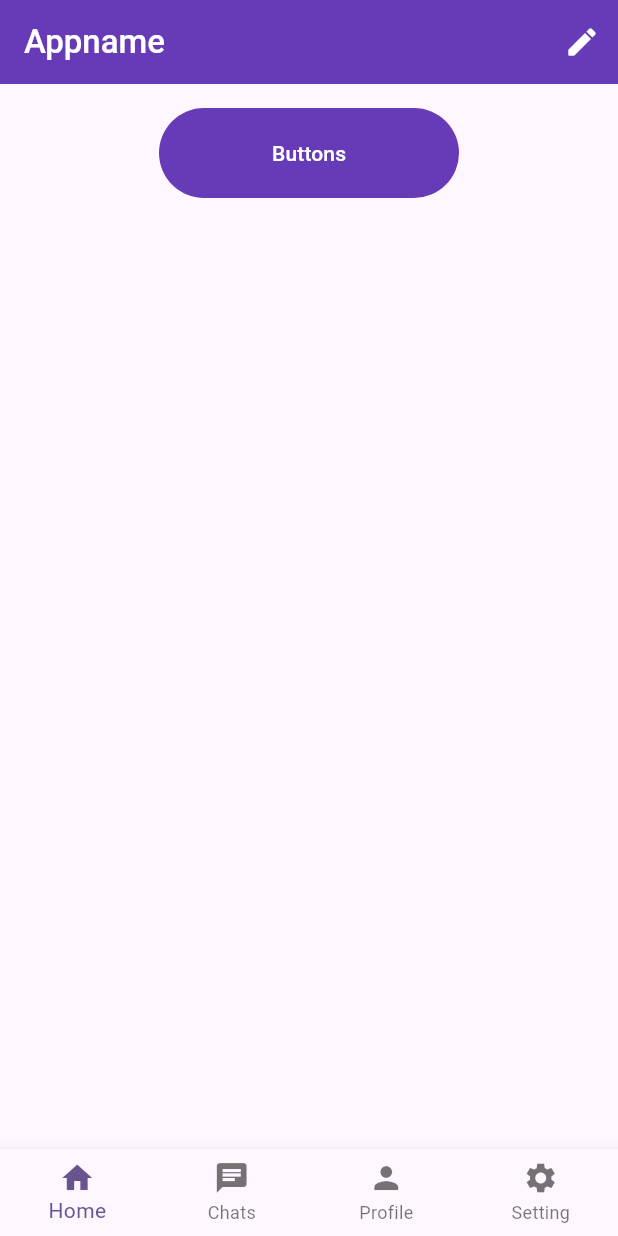
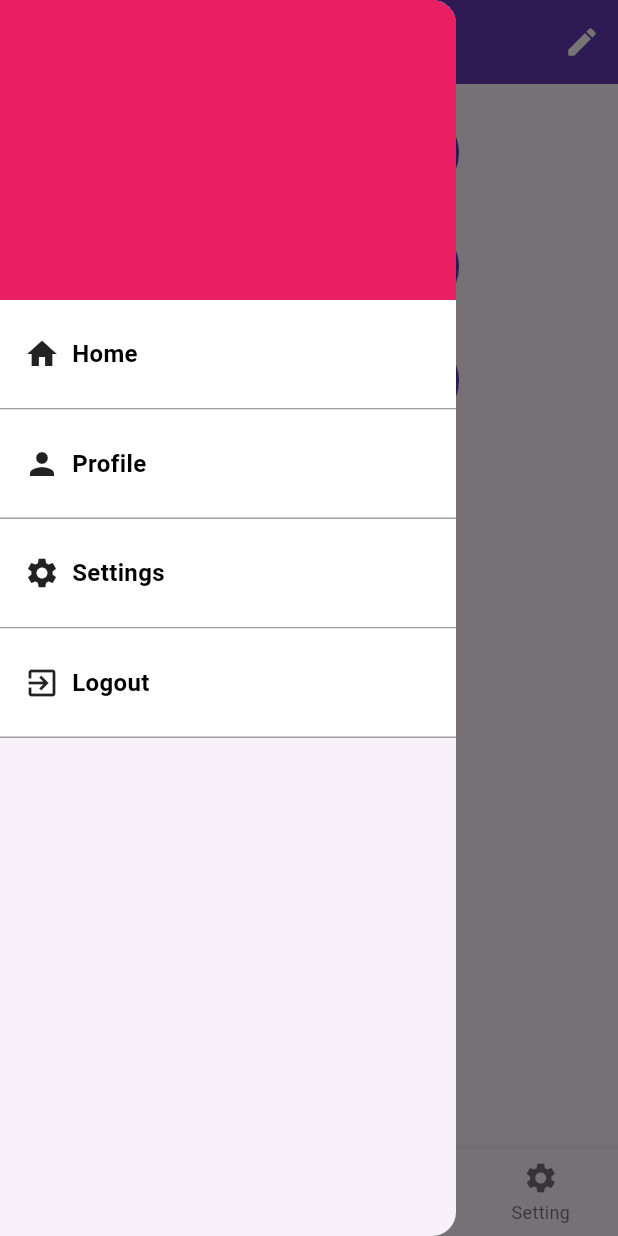
Before and after one commit to xbadal/Flutter-Tranning, a Flutter app: the screen it shows after launch, with the side drawer open (before the commit the screen has no drawer), on a phone screen of 412 x 824 dp. Run offline on Flutter 3.47's test engine with Material 3 defaults, Android fonts, the light colour scheme and no system bars.

Commit message:
Alert Dialog, Floating action button, custom alert dialog, Home drawer

```diff
--- a/profile_screen/lib/main.dart
+++ b/profile_screen/lib/main.dart
@@ -18,7 +18,7 @@ class MyApp extends StatelessWidget {
         colorScheme: ColorScheme.fromSeed(seedColor: Colors.deepPurple),
         useMaterial3: true,
       ),
-      home: MainScreen(),
+      home: const MainScreen(),
     );
   }
 }
--- a/profile_screen/lib/screen/home/home_page.dart
+++ b/profile_screen/lib/screen/home/home_page.dart
@@ -9,7 +9,7 @@ class HomePage extends StatelessWidget {
     return Container(
       alignment: Alignment.center,
       child: Container(
-        padding: EdgeInsets.all(16.0),
+        padding: const EdgeInsets.all(16.0),
         child: Column(
           children: [
             SizedBox(
@@ -35,9 +35,125 @@ class HomePage extends StatelessWidget {
                 ),
               ),
             ),
+            const SizedBox(
+              height: 16.0,
+            ),
+            SizedBox(
+              width: 200,
+              height: 60,
+              child: TextButton(
+                onPressed: () async {
+                  showDialog(
+                      context: context,
+                      barrierDismissible: false,
+                      builder: (context) {
+                        return _alertDialog(context);
+                      });
+                },
+                style: TextButton.styleFrom(backgroundColor: Colors.deepPurple),
+                child: const Text(
+                  "Alert Dialog",
+                  style: TextStyle(color: Colors.white),
+                ),
+              ),
+            ),
+            const SizedBox(
+              height: 16.0,
+            ),
+            SizedBox(
+              width: 200,
+              height: 60,
+              child: TextButton(
+                onPressed: () async {
+                  showDialog(
+                      context: context,
+                      builder: (context) {
+                        return _alertCustomDialog(context);
+                      });
+                },
+                style: TextButton.styleFrom(backgroundColor: Colors.deepPurple),
+                child: const Text(
+                  "Custom Alert Dialog",
+                  style: TextStyle(color: Colors.white),
+                ),
+              ),
+            ),
           ],
         ),
       ),
     );
   }
 }
+
+_alertCustomDialog(BuildContext context) {
+  return Dialog(
+    shape: RoundedRectangleBorder(borderRadius: BorderRadius.circular(16.0)),
+    backgroundColor: Colors.white,
+    elevation: 2.0,
+    child: Container(
+      padding: const EdgeInsets.all(16.0),
+      color: Colors.white,
+      child: Column(
+        mainAxisSize: MainAxisSize.min,
+        mainAxisAlignment: MainAxisAlignment.center,
+        crossAxisAlignment: CrossAxisAlignment.center,
+        children: [
+          const Text(
+            "Showing custom Alert dialog",
+            style: TextStyle(fontSize: 16, fontWeight: FontWeight.w600),
+          ),
+          const SizedBox(
+            height: 16.0,
+          ),
+          const Text(
+              "Hi You have just seen the Custom Alert dialog demo, click cancel botton to close."),
+          const SizedBox(
+            height: 16.0,
+          ),
+          Row(
+            mainAxisAlignment: MainAxisAlignment.end,
+            children: [
+              TextButton(
+                  onPressed: () {
+                    Navigator.of(context).pop();
+                  },
+                  child: const Text(
+                    "Okay",
+                    style: TextStyle(color: Colors.pink),
+                  )),
+              TextButton(
+                  onPressed: () {
+                    Navigator.of(context).pop();
+                  },
+                  child: const Text("Cancel"))
+            ],
+          )
+        ],
+      ),
+    ),
+  );
+}
+
+// Showing Alert Dialog
+_alertDialog(BuildContext context) {
+  return AlertDialog(
+    title: const Text("Alert Dialog Demo"),
+    content: const Text(
+        "Hi You have just seen the Alert dialog demo, click cancel botton to close."),
+    actions: [
+      TextButton(
+          onPressed: () {
+            Navigator.of(context).pop();
+          },
+          child: const Text(
+            "Okay",
+            style: TextStyle(color: Colors.pink),
+          )),
+      TextButton(
+          onPressed: () {
+            Navigator.of(context).pop();
+          },
+          child: const Text("Cancel"))
+    ],
+  );
+}
--- a/profile_screen/lib/screen/main/main_screen.dart
+++ b/profile_screen/lib/screen/main/main_screen.dart
@@ -1,6 +1,7 @@
 import 'package:flutter/material.dart';
 import 'package:profile_screen/screen/chat/chat_screen.dart';
 import 'package:profile_screen/screen/home/home_page.dart';
+import 'package:profile_screen/screen/main/widget/drawer_menu_row.dart';
 import 'package:profile_screen/screen/profile/profile_screen.dart';
 
 import '../setting/settings_page.dart';
@@ -36,6 +37,32 @@ class _MainScreenState extends State<MainScreen> {
               ))
         ],
       ),
+      drawer: Drawer(
+        child: ListView(
+          children: [
+            Container(
+              height: 200,
+              color: Colors.pink,
+            ),
+            const DrawerMenuRow(
+              title: 'Home',
+              prefixIcon: Icon(Icons.home),
+            ),
+            const DrawerMenuRow(
+              title: 'Profile',
+              prefixIcon: Icon(Icons.person),
+            ),
+            const DrawerMenuRow(
+              title: 'Settings',
+              prefixIcon: Icon(Icons.settings),
+            ),
+            const DrawerMenuRow(
+              title: 'Logout',
+              prefixIcon: Icon(Icons.exit_to_app),
+            ),
+          ],
+        ),
+      ),
       body: _getPage(),
       bottomNavigationBar: BottomNavigationBar(
           type: BottomNavigationBarType.fixed,
@@ -49,7 +76,8 @@ class _MainScreenState extends State<MainScreen> {
             BottomNavigationBarItem(icon: Icon(Icons.home), label: "Home"),
             BottomNavigationBarItem(icon: Icon(Icons.chat), label: "Chats"),
             BottomNavigationBarItem(icon: Icon(Icons.person), label: "Profile"),
-            BottomNavigationBarItem(icon: Icon(Icons.settings), label: "Setting"),
+            BottomNavigationBarItem(
+                icon: Icon(Icons.settings), label: "Setting"),
           ]),
     );
   }
@@ -63,7 +91,7 @@ class _MainScreenState extends State<MainScreen> {
       case 2:
         return const ProfileScreen();
       case 3:
-        return SettingsPage();
+        return const SettingsPage();
       default:
         return Container(
           alignment: Alignment.center,
--- /dev/null
+++ b/profile_screen/lib/screen/main/widget/drawer_menu_row.dart
@@ -0,0 +1,37 @@
+import 'package:flutter/material.dart';
+
+class DrawerMenuRow extends StatelessWidget {
+  const DrawerMenuRow(
+      {super.key, required this.title, required this.prefixIcon});
+
+  final String title;
+  final Icon prefixIcon;
+
+  @override
+  Widget build(BuildContext context) {
+    return Container(
+      padding: const EdgeInsets.symmetric(horizontal: 16,vertical: 24),
+      decoration: const BoxDecoration(
+          color: Colors.white,
+          border: Border(
+              bottom: BorderSide(
+            color: Colors.grey,
+          ))),
+      child: Row(
+        children: [
+          prefixIcon,
+          SizedBox(
+            width: 8,
+          ),
+          Text(
+            title,
+            style: TextStyle(
+                color: Colors.black,
+                fontWeight: FontWeight.w600,
+                fontSize: 16.0),
+          ),
+        ],
+      ),
+    );
+  }
+}
```
Also changed, not shown: profile_screen/lib/screen/chat/chat_screen.dart (+15 -2 lines).
